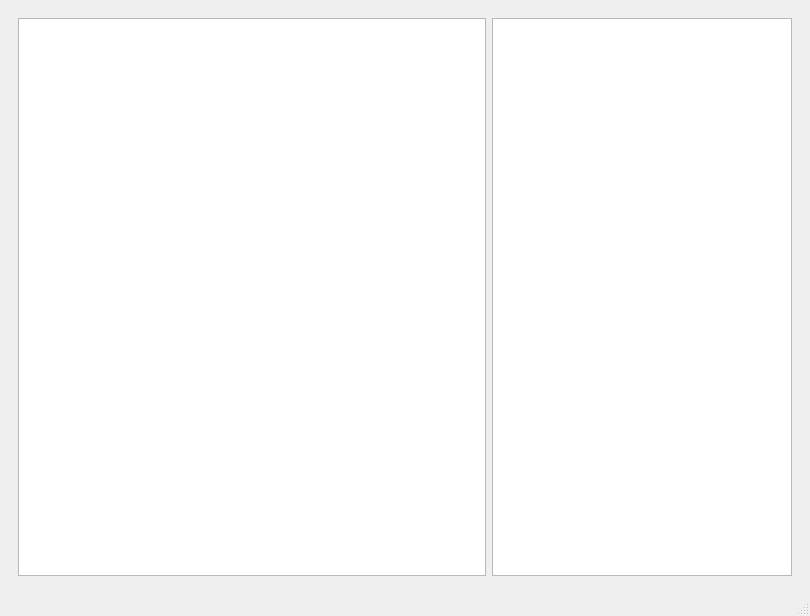
zenonby/directory-getinfo, file getinfo.ui: the form before one commit.
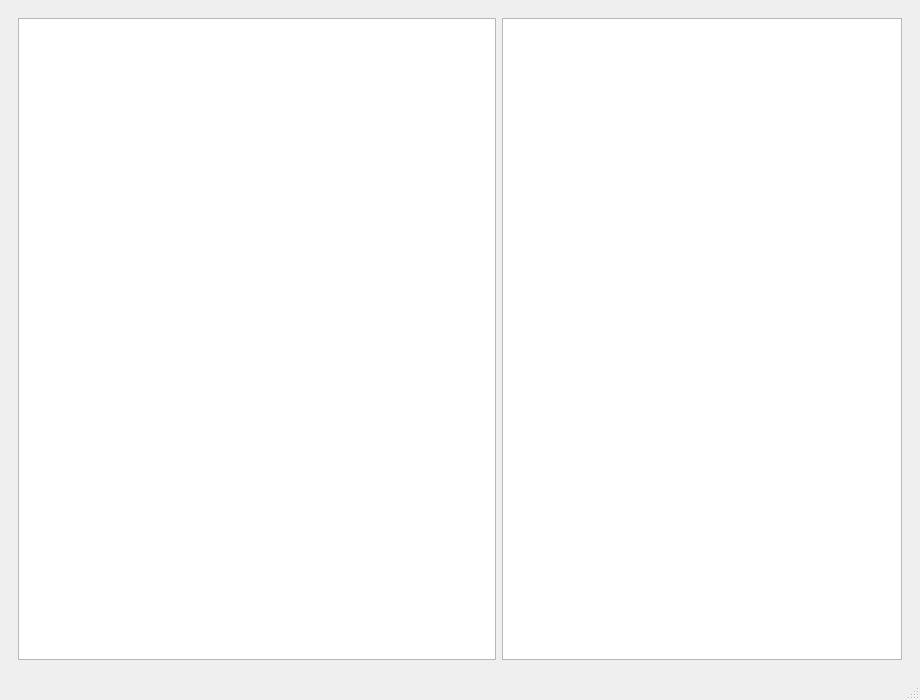
The form after the commit.

```diff
--- a/getinfo.ui
+++ b/getinfo.ui
@@ -6,8 +6,8 @@
    <rect>
     <x>0</x>
     <y>0</y>
-    <width>810</width>
-    <height>616</height>
+    <width>920</width>
+    <height>700</height>
    </rect>
   </property>
   <property name="windowTitle">
@@ -25,13 +25,13 @@
         <widget class="QTableView" name="tableMimeSizes">
          <property name="minimumSize">
           <size>
-           <width>300</width>
+           <width>400</width>
            <height>0</height>
           </size>
          </property>
          <property name="maximumSize">
           <size>
-           <width>300</width>
+           <width>400</width>
            <height>16777215</height>
           </size>
          </property>
```
Left out of the diff: 2 changed lines with no effect on the pictures.
